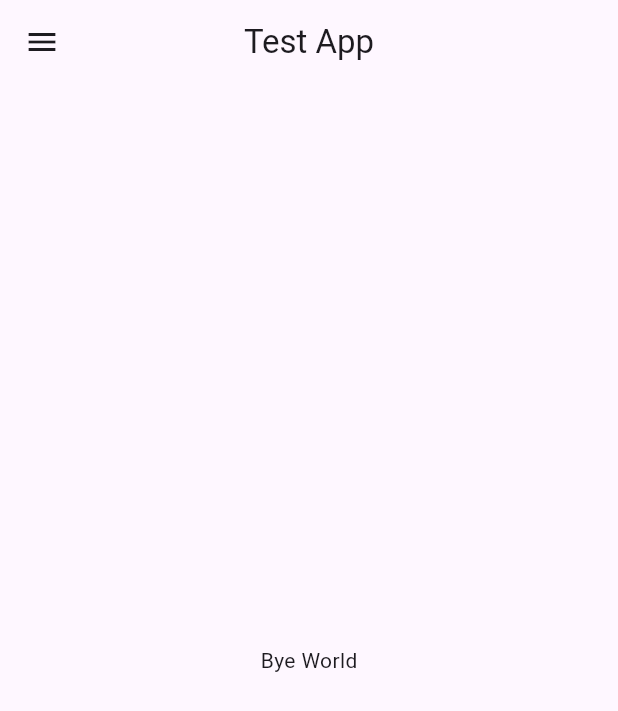
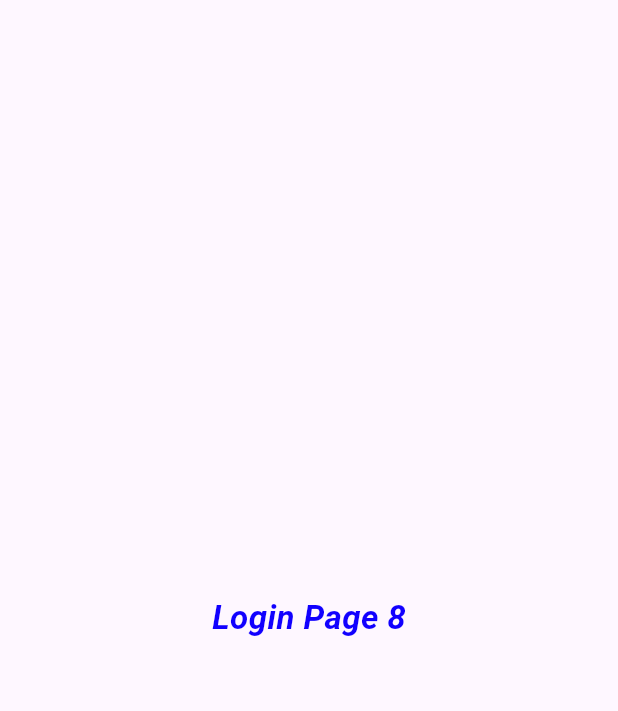
Before and after one commit to Chandra-Sekhar-Bala/Flutter_App, a Flutter app: the screen it shows after launch, on a phone screen of 412 x 824 dp. Shown: the top 711 px of the screen. Run offline on Flutter 3.47's test engine with Material 3 defaults, Android fonts, the phone set to English and light mode, and no system bars.

Commit message:
wip: Text widget fields

```diff
--- a/lib/main.dart
+++ b/lib/main.dart
@@ -1,5 +1,6 @@
 import 'package:flutter/material.dart';
 import 'package:flutter_app_test/pages/home_page.dart';
+import 'package:flutter_app_test/pages/login_page.dart';
 
 void main() {
   runApp(const MyApp());
@@ -11,10 +12,13 @@ class MyApp extends StatelessWidget {
   @override
   Widget build(BuildContext context) {
     return MaterialApp(
-      home: const HomePage(),
       themeMode: ThemeMode.light,
       darkTheme: ThemeData(brightness: Brightness.dark),
       theme: ThemeData(primarySwatch: Colors.red),
+      routes: {
+        "login": (context) => const HomePage(),
+        "/": (context) => const LoginPage()
+      },
     );
   }
 }
--- /dev/null
+++ b/lib/pages/login_page.dart
@@ -0,0 +1,22 @@
+import 'package:flutter/material.dart';
+
+class LoginPage extends StatelessWidget {
+  const LoginPage({super.key});
+
+  @override
+  Widget build(BuildContext context) {
+    return const Material(
+      child: Center(
+        child: Text(
+          "Login Page 8",
+          style: TextStyle(
+              fontSize: 22,
+              fontStyle: FontStyle.italic,
+              fontWeight: FontWeight.bold,
+              color: Color(0xFF1100FF)
+          ),
+        ),
+      ),
+    );
+  }
+}
```
